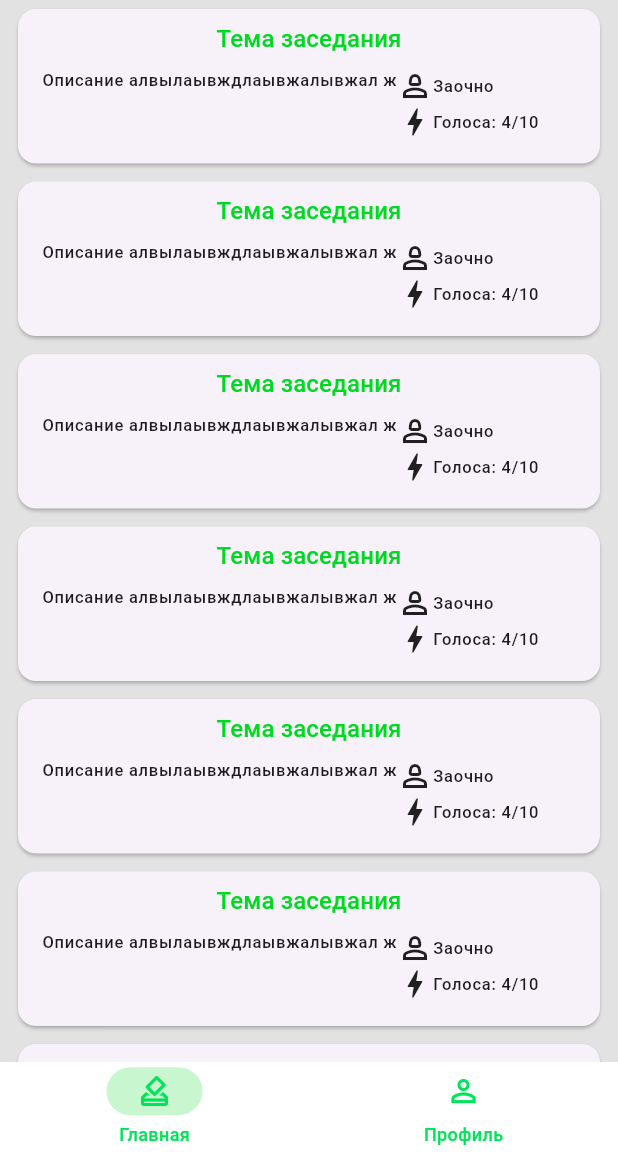
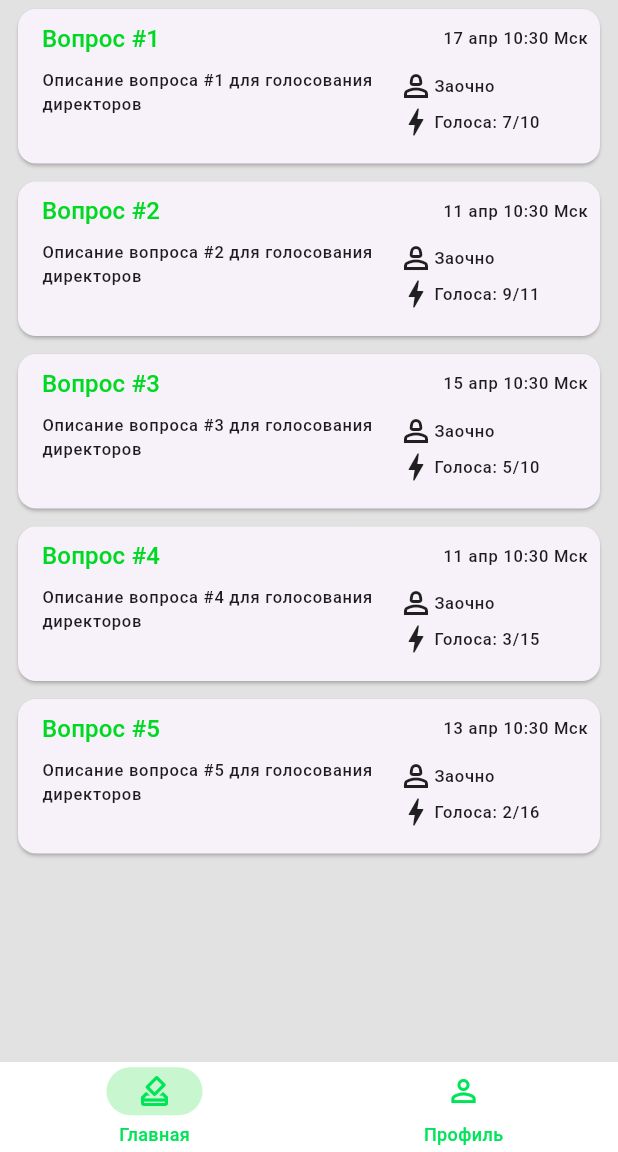
Before and after one commit to F1TU3S17/tns_voting_service_app, a Flutter app: the screen it shows after launch, on a phone screen of 412 x 824 dp, the part 84-1236 px from its top. Run offline on Flutter 3.47's test engine with Material 3 defaults, Android fonts, the phone set to English and light mode, and no system bars; our stand-ins replace hive_flutter; accounts and stored records are empty.

Commit message:
Добавление функционала для получения истории завершенных голосований и обновление моделей вопросов. Удаление устаревшего экрана домашней страницы. Обновление стилей и утилит для отображения дат.

```diff
--- a/lib/core/models/question_model.dart
+++ b/lib/core/models/question_model.dart
@@ -3,6 +3,7 @@ class QuestionShort {
   final String title;
   final String description;
   final int votersCount;
+  final int votersTotal;
   final DateTime endDate;
 
   QuestionShort({
@@ -10,6 +11,7 @@ class QuestionShort {
     required this.title,
     required this.description,
     required this.votersCount,
+    required this.votersTotal,
     required this.endDate,
   });
 
@@ -19,6 +21,7 @@ class QuestionShort {
       title: json['title'],
       description: json['description'],
       votersCount: json['votersCount'],
+      votersTotal: json['votersTotal'],
       endDate: DateTime.parse(json['endDate']),
     );
   }
@@ -50,6 +53,7 @@ class QuestionDetail {
   final String description;
   final List<FileInfo> files;
   final int votersCount;
+  final int votersTotal;
   final List<String> options;
   final VotingType votingType;
   final VotingWay votingWay;
@@ -61,6 +65,7 @@ class QuestionDetail {
     required this.description,
     required this.files,
     required this.votersCount,
+    required this.votersTotal,
     required this.options,
     required this.votingType,
     required this.votingWay,
@@ -76,6 +81,7 @@ class QuestionDetail {
           .map((fileJson) => FileInfo.fromJson(fileJson))
           .toList(),
       votersCount: json['votersCount'],
+      votersTotal: json['votersTotal'],
       options: List<String>.from(json['options']),
       votingType: json['votingType'] == 'com' ? VotingType.com : VotingType.bod,
       votingWay: json['votingWay'] == 'majority'
--- a/lib/core/repository/voting_repository.dart
+++ b/lib/core/repository/voting_repository.dart
@@ -18,6 +18,9 @@ abstract class VotingRepository {
   /// Голосование
   Future<void> vote(String questionId, int answerId);
 
+  /// Получение истории завершенных голосований
+  Future<List<QuestionDetail>> getVotingHistory();
+
   /// Проверка авторизации
   bool get isAuthenticated;
 
--- a/lib/core/repository/voting_repository_impl.dart
+++ b/lib/core/repository/voting_repository_impl.dart
@@ -35,6 +35,11 @@ class VotingRepositoryImpl implements VotingRepository {
   }
 
   @override
+  Future<List<QuestionDetail>> getVotingHistory() async {
+    return await _client.getVotingHistory();
+  }
+
+  @override
   bool get isAuthenticated => _client.isAuthenticated;
 
   @override
--- /dev/null
+++ b/lib/core/utils/parse_date.dart
@@ -0,0 +1,8 @@
+String parseDate(DateTime endDate) {
+  final months = ['янв', 'фев', 'мар', 'апр', 'май', 'июн', 'июл', 'авг', 'сен', 'окт', 'ноя', 'дек'];
+  final day = endDate.day.toString();
+  final month = months[endDate.month - 1];
+  final hours = endDate.hour.toString().padLeft(2, '0');
+  final minutes = endDate.minute.toString().padLeft(2, '0');
+  return '$day $month $hours:$minutes Мск';
+}
--- /dev/null
+++ b/lib/home/domain/model/home_screen_model.dart
@@ -0,0 +1,32 @@
+import 'package:flutter/material.dart';
+import 'package:tns_voting_service_app/core/models/question_model.dart';
+import 'package:tns_voting_service_app/core/repository/repository_provider.dart';
+import 'package:tns_voting_service_app/core/repository/voting_repository.dart';
+
+/// Модель данных для домашней страницы.
+///
+/// Управляет состоянием и загрузкой данных для экрана со списком вопросов.
+/// Реализует паттерн Provider для обновления UI при изменении данных.
+class HomeScreenModel extends ChangeNotifier{
+  /// Репозиторий для работы с данными голосования.
+  final VotingRepository repository = RepositoryProvider.getRepository();
+
+  /// Список вопросов для отображения на домашней странице.
+  List<QuestionShort> questions = [];
+
+  /// Индикатор состояния загрузки данных.
+  ///
+  /// `true` - если данные загружаются, `false` - если загрузка завершена.
+  bool isLoadind = true;
+
+  /// Инициализирует список вопросов из репозитория.
+  ///
+  /// Устанавливает флаг загрузки в начале и конце операции.
+  /// Уведомляет слушателей об обновлении данных.
+  Future<void> initQuestions() async{
+    isLoadind = true;
+    questions = await repository.getQuestions();
+    notifyListeners();
+    isLoadind = false;
+  }
+}
--- /dev/null
+++ b/lib/home/domain/state/home_screen_model_provider/home_screen_model_provider.dart
@@ -0,0 +1,14 @@
+import 'package:flutter/material.dart';
+import 'package:tns_voting_service_app/home/domain/model/home_screen_model.dart';
+
+class HomeScreenModelProvider extends InheritedNotifier {
+  const HomeScreenModelProvider({super.key, required this.model, required this.child}) : super(child: child, notifier: model);
+
+  final HomeScreenModel model;
+  final Widget child;
+
+  static HomeScreenModelProvider? of(BuildContext context) {
+    return context.dependOnInheritedWidgetOfExactType<HomeScreenModelProvider>();
+  }
+
+}
--- a/lib/home/presentation/screens/home_page.dart
+++ /dev/null
@@ -1,41 +0,0 @@
-import 'package:flutter/material.dart';
-import 'package:tns_voting_service_app/core/global_widgets/gradient_appbar.dart';
-import 'package:tns_voting_service_app/theme/theme.dart';
-import 'package:tns_voting_service_app/home/presentation/widgets/session_card.dart';
-
-class HomePage extends StatefulWidget {
-  const HomePage({super.key});
-  @override
-  State<HomePage> createState() => _HomePageState();
-}
-
-class _HomePageState extends State<HomePage> {
-  @override
-  void initState() {
-    super.initState();
-  }
-
-  @override
-  Widget build(BuildContext context) {
-    return Scaffold(
-      appBar: GradientAppBar(
-        gradient: AppTheme.defaultGradient,
-        title: "Главная",
-      ),
-      body: ListView.builder(
-        itemCount: 10,
-        itemBuilder: (context, index) {
-          return const Padding(
-            padding: EdgeInsets.symmetric(vertical: 2.0, horizontal: 8.0),
-            child: SessionCard(
-              title: "Тема заседания",
-              description: "Описание алвылаывждлаывжалывжал ж",
-              sessionType: "Заочно",
-              votesInfo: "Голоса: 4/10",
-            ),
-          );
-        },
-      ),
-    );
-  }
-}
--- /dev/null
+++ b/lib/home/presentation/screens/home_screen.dart
@@ -0,0 +1,71 @@
+import 'package:flutter/material.dart';
+import 'package:tns_voting_service_app/core/global_widgets/gradient_appbar.dart';
+import 'package:tns_voting_service_app/core/models/question_model.dart';
+import 'package:tns_voting_service_app/home/domain/model/home_screen_model.dart';
+import 'package:tns_voting_service_app/home/domain/state/home_screen_model_provider/home_screen_model_provider.dart';
+import 'package:tns_voting_service_app/theme/theme.dart';
+import 'package:tns_voting_service_app/home/presentation/widgets/session_card.dart';
+
+class HomePage extends StatefulWidget {
+  const HomePage({super.key});
+  @override
+  State<HomePage> createState() => _HomePageState();
+}
+
+class _HomePageState extends State<HomePage> {
+  final HomeScreenModel model = HomeScreenModel();
+  @override
+  void initState() {
+    super.initState();
+    model.initQuestions();
+  }
+
+  @override
+  Widget build(BuildContext context) {
+    return HomeScreenModelProvider(
+      model: model,
+      child: Builder(
+        builder: (context) {
+          final model = HomeScreenModelProvider.of(context)!.model;
+          final theme = Theme.of(context);
+          return Stack(
+            children:[
+              Scaffold(
+                appBar: GradientAppBar(
+                  gradient: AppTheme.defaultGradient,
+                  title: "Главная",
+                ),
+                body: RefreshIndicator(
+                  color: theme.primaryColor,
+                  onRefresh: () async {
+                    await model.initQuestions();
+                  },
+                  child: ListView.builder(
+                    itemCount: model.questions.length,
+                    itemBuilder: (context, index) {
+                      final List<QuestionShort> questions = model.questions;
+                      return Padding(
+                        padding: const EdgeInsets.symmetric(vertical: 2.0, horizontal: 8.0),
+                        child: SessionCard(
+                          title: questions[index].title,
+                          description: questions[index].description,
+                          sessionType: "Заочно",
+                          votesInfo: "Голоса: ${questions[index].votersCount}/${questions[index].votersTotal}",
+                          date: questions[index].endDate,
+                        ),
+                      );
+                    },
+                  ),
+                ),
+              ),
+              if (model.isLoadind)
+                const Center(
+                  child: CircularProgressIndicator(),
+                ),
+                ]
+            );
+        }
+      ),
+    );
+  }
+}
--- a/lib/home/presentation/widgets/session_card.dart
+++ b/lib/home/presentation/widgets/session_card.dart
@@ -1,10 +1,12 @@
 import 'package:flutter/material.dart';
+import 'package:tns_voting_service_app/core/utils/parse_date.dart';
 
 class SessionCard extends StatelessWidget {
   final String title;
   final String description;
   final String sessionType;
   final String votesInfo;
+  final DateTime date;
 
   const SessionCard({
     Key? key,
@@ -12,6 +14,7 @@ class SessionCard extends StatelessWidget {
     required this.description,
     required this.sessionType,
     required this.votesInfo,
+    required this.date
   }) : super(key: key);
 
   @override
@@ -21,8 +24,12 @@ class SessionCard extends StatelessWidget {
       child: Padding(
         padding: const EdgeInsets.all(8.0),
         child: Column(
+          crossAxisAlignment: CrossAxisAlignment.start,
           children: [
-            _SessionHeader(title: title, theme: theme),
+            Padding(
+              padding: const EdgeInsets.fromLTRB(8.0, 0, 0, 0),
+              child: _SessionHeader(title: title, theme: theme, endDate: date,),
+            ),
             _SessionContent(
               description: description,
               sessionType: sessionType,
@@ -39,16 +46,24 @@ class SessionCard extends StatelessWidget {
 class _SessionHeader extends StatelessWidget {
   final String title;
   final ThemeData theme;
+  final DateTime endDate;
 
   const _SessionHeader({
     Key? key,
     required this.title,
     required this.theme,
+    required this.endDate,
   }) : super(key: key);
 
   @override
   Widget build(BuildContext context) {
-    return Text(title, style: theme.textTheme.labelLarge);
+    return Row(
+      mainAxisAlignment: MainAxisAlignment.spaceBetween,
+      children: [
+        Text(title, style: theme.textTheme.labelLarge),
+        Text(parseDate(endDate), style: theme.textTheme.labelSmall),
+      ]
+    );
   }
 }
 
--- a/lib/nav_bar/domain/state/navbar_model.dart
+++ b/lib/nav_bar/domain/state/navbar_model.dart
@@ -1,5 +1,5 @@
 import 'package:flutter/material.dart';
-import 'package:tns_voting_service_app/home/presentation/screens/home_page.dart';
+import 'package:tns_voting_service_app/home/presentation/screens/home_screen.dart';
 import 'package:tns_voting_service_app/my_profile/presentation/screens/my_profile_screen.dart';
 
 class NavbarModel extends ChangeNotifier {
--- a/lib/theme/theme.dart
+++ b/lib/theme/theme.dart
@@ -15,6 +15,7 @@ abstract class AppTheme {
           backgroundColor: Colors.transparent,
           elevation: 0,
       ),
+      primaryColor: Color(0xFF00E457),
       scaffoldBackgroundColor: Color(0xFFE2E2E2),
       navigationBarTheme: NavigationBarThemeData(
         backgroundColor: const Color.fromRGBO(255, 255, 255, 1),
@@ -81,6 +82,9 @@ abstract class AppTheme {
           color: Color(0xFF00D921),
         ),
       ),
+      progressIndicatorTheme: ProgressIndicatorThemeData(
+        color: Color(0xFF00D921),
+      ),
     );
 
     static ThemeData darkTheme = ThemeData(
```
Also changed, not shown: lib/core/client/api/voting_client.dart (+24 -0 lines), lib/core/repository/mock_voting_repository.dart (+40 -3 lines), lib/home/domain/model/home_page_model.dart (deleted, +0 -32 lines).
